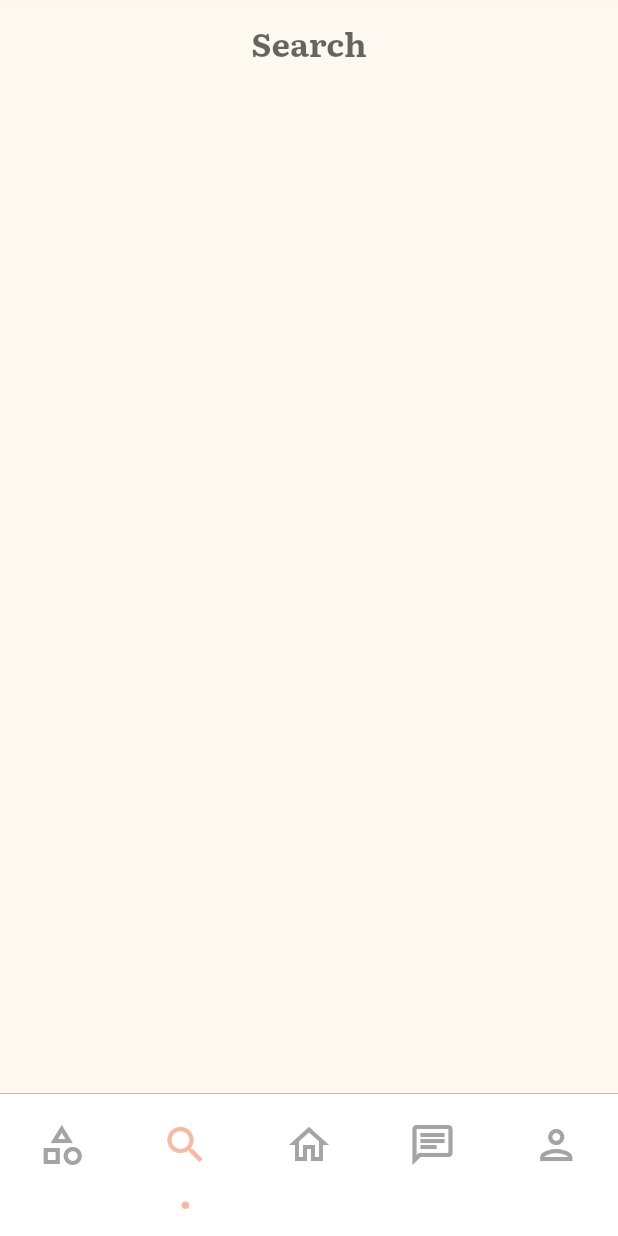
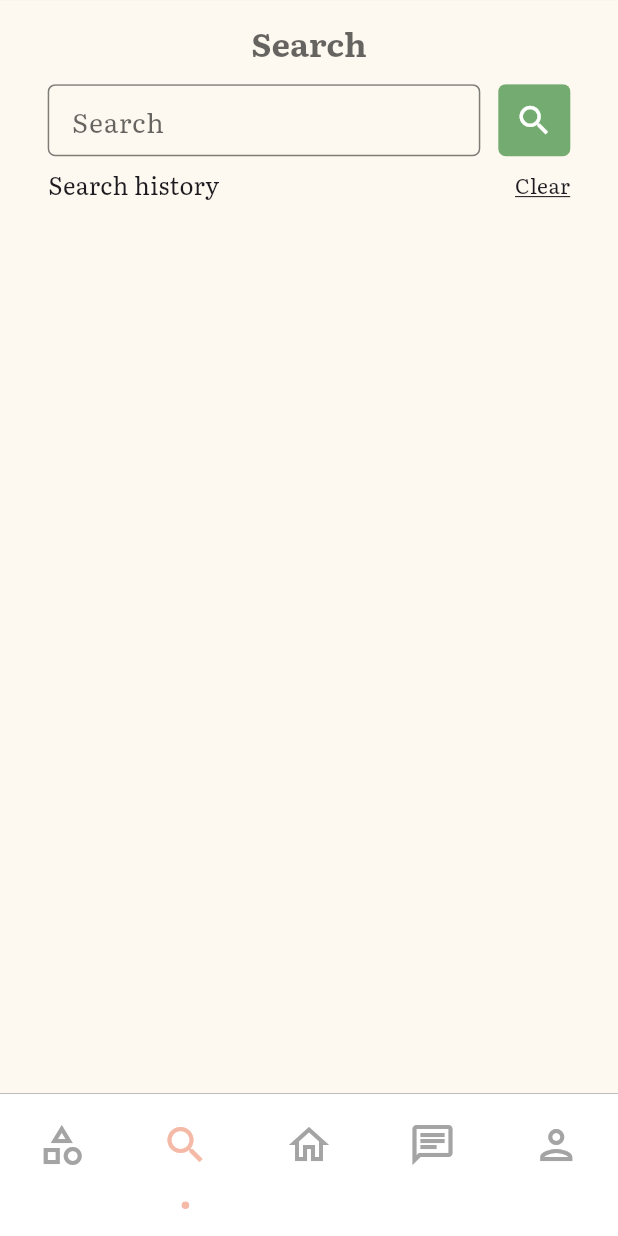
Before and after one commit to Ahmedmahmouddd/eunoia, a Flutter app: the screen it shows after launch, item 2 of the bottom bar chosen, on a phone screen of 412 x 824 dp. Run offline on Flutter 3.47's test engine with Material 3 defaults, Android fonts, the phone set to English and light mode, and no system bars; drawn by our look-alikes of persistent_bottom_nav_bar; our stand-ins replace animated_splash_screen, flutter_screenutil, page_transition; project files that could hold a hidden picture were left out.

Commit message:
Search and Request screens

```diff
--- a/lib/Constants/Constants.dart
+++ b/lib/Constants/Constants.dart
@@ -5,5 +5,10 @@ import 'package:flutter_screenutil/flutter_screenutil.dart';
 const KprimaryGreen = Color.fromRGBO(116, 171, 112, 1);
 const KprimaryBeige = Color(0xFFFEF9F0);
 const KprimaryPink = Color.fromRGBO(245, 185, 167, 1);
+const String Literata = 'Literata';
 
 final smallText = 14.5.sp;
+
+double getScreenWidth(BuildContext context) {
+  return MediaQuery.of(context).size.width;
+}
--- a/lib/Screens/categories.dart
+++ b/lib/Screens/categories.dart
@@ -1,4 +1,4 @@
-import 'package:eunoia/Constants/Constants.dart';
+import '../Constants/Constants.dart';
 import 'package:eunoia/Screens/Home.dart';
 import 'package:eunoia/Screens/djs.dart';
 import 'package:eunoia/Screens/eventPlanners.dart';
--- a/lib/Screens/eventPlanners.dart
+++ b/lib/Screens/eventPlanners.dart
@@ -1,3 +1,5 @@
+// ignore_for_file: file_names
+
 import 'package:eunoia/Constants/Constants.dart';
 import 'package:eunoia/Widgets/CustomAppBar.dart';
 import 'package:eunoia/Widgets/serviceCard.dart';
--- a/lib/Screens/hairStylists.dart
+++ b/lib/Screens/hairStylists.dart
@@ -1,3 +1,5 @@
+// ignore_for_file: file_names
+
 import 'package:eunoia/Constants/Constants.dart';
 import 'package:eunoia/Widgets/CustomAppBar.dart';
 import 'package:eunoia/Widgets/serviceCard.dart';
--- a/lib/Screens/makeupArtists.dart
+++ b/lib/Screens/makeupArtists.dart
@@ -1,3 +1,5 @@
+// ignore_for_file: file_names
+
 import 'package:eunoia/Constants/Constants.dart';
 import 'package:eunoia/Widgets/CustomAppBar.dart';
 import 'package:eunoia/Widgets/serviceCard.dart';
--- a/lib/Screens/otherDetails.dart
+++ b/lib/Screens/otherDetails.dart
@@ -1,3 +1,5 @@
+// ignore_for_file: file_names
+
 import 'package:eunoia/Constants/Constants.dart';
 import 'package:eunoia/Widgets/CustomAppBar.dart';
 import 'package:eunoia/Widgets/serviceCard.dart';
--- a/lib/Screens/photographers.dart
+++ b/lib/Screens/photographers.dart
@@ -1,4 +1,4 @@
-import 'package:eunoia/Constants/Constants.dart';
+import '../Constants/Constants.dart';
 import 'package:eunoia/Widgets/CustomAppBar.dart';
 import 'package:eunoia/Widgets/serviceCard.dart';
 import 'package:flutter/material.dart';
--- a/lib/Screens/search.dart
+++ b/lib/Screens/search.dart
@@ -1,7 +1,9 @@
-// ignore_for_file: file_names
+// ignore_for_file: file_names, non_constant_identifier_names
 
 import 'package:eunoia/Constants/Constants.dart';
 import 'package:eunoia/Widgets/CustomAppBar.dart';
+import 'package:eunoia/Widgets/SearchScreenBar.dart';
+import 'package:eunoia/Widgets/SearchScreenButton.dart';
 import 'package:flutter/material.dart';
 
 class Search extends StatelessWidget {
@@ -9,12 +11,46 @@ class Search extends StatelessWidget {
 
   @override
   Widget build(BuildContext context) {
+    // ignore: unused_local_variable
+    double screenWidth = getScreenWidth(context);
+
     return const Scaffold(
       backgroundColor: KprimaryBeige,
       appBar: CustomAppBar(
         title: 'Search',
         backButton: false,
       ),
+      body: Column(
+        children: [
+          Row(
+            mainAxisAlignment: MainAxisAlignment.center,
+            children: [SearchScreenBar(), SearchScreenButton()],
+          ),
+          Padding(
+            padding: EdgeInsets.symmetric(horizontal: 32.0, vertical: 8),
+            child: Row(
+              mainAxisAlignment: MainAxisAlignment.spaceBetween,
+              children: [
+                Text(
+                  'Search history',
+                  style: TextStyle(
+                      fontFamily: Literata,
+                      fontWeight: FontWeight.w400,
+                      fontSize: 16),
+                ),
+                Text(
+                  'Clear',
+                  style: TextStyle(
+                      decoration: TextDecoration.underline,
+                      fontFamily: Literata,
+                      fontWeight: FontWeight.w400,
+                      fontSize: 14),
+                )
+              ],
+            ),
+          )
+        ],
+      ),
     );
   }
 }
--- a/lib/Screens/serviceMain.dart
+++ b/lib/Screens/serviceMain.dart
@@ -1,3 +1,5 @@
+// ignore_for_file: file_names
+
 import 'package:eunoia/Constants/Constants.dart';
 import 'package:eunoia/Widgets/CustomAppBar.dart';
 import 'package:flutter/material.dart';
--- a/lib/Screens/temptemptemp.dart
+++ b/lib/Screens/temptemptemp.dart
@@ -1,9 +1,9 @@
 import 'package:eunoia/Constants/Constants.dart';
 import 'package:eunoia/Screens/Home.dart';
 import 'package:eunoia/Screens/UserProfile.dart';
-import 'package:eunoia/Screens/categories.dart';
-import 'package:eunoia/Screens/chatBot.dart';
-import 'package:eunoia/Screens/search.dart';
+import 'package:eunoia/Screens/Categories.dart';
+import 'package:eunoia/Screens/ChatBot.dart';
+import 'package:eunoia/Screens/Search.dart';
 import 'package:flutter/material.dart';
 import 'package:persistent_bottom_nav_bar/persistent_tab_view.dart';
 
--- /dev/null
+++ b/lib/Widgets/SearchScreenBar.dart
@@ -0,0 +1,43 @@
+// ignore_for_file: file_names
+
+import 'package:eunoia/Constants/Constants.dart';
+import 'package:flutter/material.dart';
+
+class SearchScreenBar extends StatelessWidget {
+  const SearchScreenBar({
+    super.key,
+  });
+
+  @override
+  Widget build(BuildContext context) {
+    double screenWidth = getScreenWidth(context);
+    return Padding(
+      padding: const EdgeInsets.only(right: 12.0),
+      child: Container(
+        height: 48,
+        width: screenWidth * 0.7,
+        decoration: BoxDecoration(
+          borderRadius: BorderRadius.circular(5),
+          color: Colors.transparent,
+          border: Border.all(
+            color:
+                const Color.fromRGBO(0, 0, 0, 0.5), // Set the border color here
+          ),
+        ),
+        child: const Padding(
+          padding: EdgeInsets.symmetric(horizontal: 15.0),
+          child: TextField(
+            decoration: InputDecoration(
+                border: InputBorder.none,
+                hintText: 'Search',
+                hintStyle: TextStyle(
+                    color: Color.fromRGBO(0, 0, 0, 0.6),
+                    fontFamily: Literata,
+                    fontSize: 18,
+                    fontWeight: FontWeight.w400)),
+          ),
+        ),
+      ),
+    );
+  }
+}
--- /dev/null
+++ b/lib/Widgets/SearchScreenButton.dart
@@ -0,0 +1,25 @@
+// ignore_for_file: file_names
+
+import 'package:eunoia/Constants/Constants.dart';
+import 'package:flutter/material.dart';
+
+class SearchScreenButton extends StatelessWidget {
+  const SearchScreenButton({
+    super.key,
+  });
+
+  @override
+  Widget build(BuildContext context) {
+    return Container(
+      width: 48,
+      height: 48,
+      decoration: BoxDecoration(
+          color: KprimaryGreen, borderRadius: BorderRadius.circular(5)),
+      child: const Icon(
+        Icons.search,
+        size: 26,
+        color: Colors.white,
+      ),
+    );
+  }
+}
--- a/lib/Widgets/serviceCard.dart
+++ b/lib/Widgets/serviceCard.dart
@@ -1,6 +1,6 @@
 // ignore_for_file: file_names
 
-import 'package:eunoia/Screens/serviceMain.dart';
+import 'package:eunoia/Screens/ServiceMain.dart';
 import 'package:flutter/material.dart';
 import 'package:flutter_screenutil/flutter_screenutil.dart';
 import 'package:persistent_bottom_nav_bar/persistent_tab_view.dart';
```
Also changed, not shown: lib/Screens/Requests.dart (added, +30 -0 lines), lib/Screens/UserProfile.dart (+38 -62 lines), lib/Widgets/InverseRequestAcceptButton.dart (added, +33 -0 lines), lib/Widgets/RequestAcceptButton.dart (added, +32 -0 lines), lib/Widgets/RequestCard.dart (added, +115 -0 lines), lib/Widgets/UserProfileOption.dart (added, +57 -0 lines).
